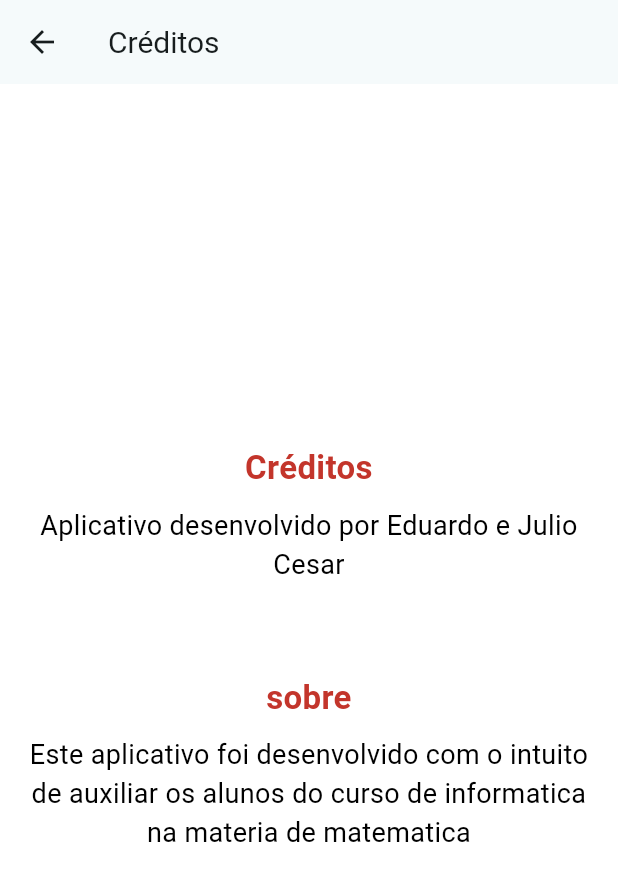
After one commit to Eduardo8006/opera-o-matriz, a Flutter app: the CreditoPage screen opened directly, on a phone screen of 412 x 824 dp. The commit adds this screen. Shown: the top 881 px of the screen. Run offline on Flutter 3.47's test engine with Material 3 defaults, Android fonts, the phone set to English and light mode, and no system bars; missing offline and left inert: matrix2d.

Commit message:
Primeira versão finalizada!

```diff
--- /dev/null
+++ b/lib/creditos.dart
@@ -0,0 +1,75 @@
+import 'package:flutter/material.dart';
+
+class CreditoPage extends StatelessWidget {
+  const CreditoPage({super.key});
+
+  @override
+  Widget build(BuildContext context) {
+    return Scaffold(
+        appBar: AppBar(
+          title: Text(
+            'Créditos',
+            style: TextStyle(fontSize: 20),
+          ),
+        ),
+        body: Container(
+          width: double.infinity,
+          height: double.infinity,
+          color: Colors.white,
+          child: const Column(
+            mainAxisAlignment: MainAxisAlignment.center,
+            children: [
+              Padding(
+                  padding: EdgeInsets.fromLTRB(15, 0, 15, 15),
+                  child: Column(
+                    mainAxisAlignment: MainAxisAlignment.center,
+                    crossAxisAlignment: CrossAxisAlignment.center,
+                    children: [
+                      Text(
+                        textAlign: TextAlign.center,
+                        'Créditos',
+                        style: TextStyle(
+                            color: Color.fromARGB(255, 195, 53, 43),
+                            fontSize: 22,
+                            fontWeight: FontWeight.bold),
+                      ),
+                      SizedBox(
+                        height: 10,
+                      ),
+                      Text(
+                        textAlign: TextAlign.center,
+                        'Aplicativo desenvolvido por Eduardo e Julio Cesar',
+                        style: TextStyle(
+                          fontSize: 18,
+                          color: Colors.black,
+                        ),
+                      ),
+                      SizedBox(
+                        height: 60,
+                      ),
+                      Text(
+                        textAlign: TextAlign.center,
+                        'sobre',
+                        style: TextStyle(
+                            color: Color.fromARGB(255, 195, 53, 43),
+                            fontSize: 22,
+                            fontWeight: FontWeight.bold),
+                      ),
+                      SizedBox(
+                        height: 10,
+                      ),
+                      Text(
+                        textAlign: TextAlign.center,
+                        'Este aplicativo foi desenvolvido com o intuito de auxiliar os alunos do curso de informatica na materia de matematica',
+                        style: TextStyle(
+                          fontSize: 18,
+                          color: Colors.black,
+                        ),
+                      ),
+                    ],
+                  ))
+            ],
+          ),
+        ));
+  }
+}
--- a/lib/main.dart
+++ b/lib/main.dart
@@ -15,8 +15,7 @@ class MyApp extends StatelessWidget {
       debugShowCheckedModeBanner: false,
       title: 'Flutter Demo',
       theme: ThemeData(
-        colorScheme: ColorScheme.fromSeed(
-            seedColor: const Color.fromARGB(255, 255, 255, 255)),
+        colorScheme: ColorScheme.fromSeed(seedColor: Colors.white),
         useMaterial3: true,
       ),
       home: const HomePage(),
--- a/lib/montaMatrizes.dart
+++ b/lib/monta_matrizes.dart
@@ -5,6 +5,9 @@ import 'package:operacaomatriz/widgets.dart';
 
 void adicionaItensMatriz(String valor, bool value, context, matrizSelecionada) {
   if (valor.isNotEmpty) {
+    if (valor[valor.length - 1] == ' ') {
+      valor = valor.substring(0, valor.length - 1);
+    }
     List<int> lista = valor
         .split(
           ' ',
--- a/lib/resultado.dart
+++ b/lib/resultado.dart
@@ -1,6 +1,6 @@
 import 'package:flutter/cupertino.dart';
 import 'package:flutter/material.dart';
-import 'package:operacaomatriz/montaMatrizes.dart';
+import 'package:operacaomatriz/monta_matrizes.dart';
 
 // ignore: non_constant_identifier_names
 Future Telaresultado(context, List a) {
@@ -74,10 +74,10 @@ Future telaErro(String erro, context) {
       builder: (BuildContext context) {
         return Dialog(
             child: Container(
-          margin: EdgeInsets.all(50),
+          margin: const EdgeInsets.all(50),
           child: Text(
             erro,
-            style: TextStyle(fontSize: 18, fontWeight: FontWeight.w500),
+            style: const TextStyle(fontSize: 18, fontWeight: FontWeight.w500),
           ),
         ));
       });
--- a/lib/widgets.dart
+++ b/lib/widgets.dart
@@ -1,7 +1,7 @@
 import 'package:flutter/material.dart';
 import 'package:operacaomatriz/calculos.dart';
 import 'package:flutter/services.dart';
-import 'package:operacaomatriz/montaMatrizes.dart';
+import 'package:operacaomatriz/monta_matrizes.dart';
 
 String textoMatriz1 = '';
 String textoMatriz2 = '';
```
Also changed, not shown: lib/calculos.dart (+3 -11 lines), lib/home.dart (+79 -31 lines).
